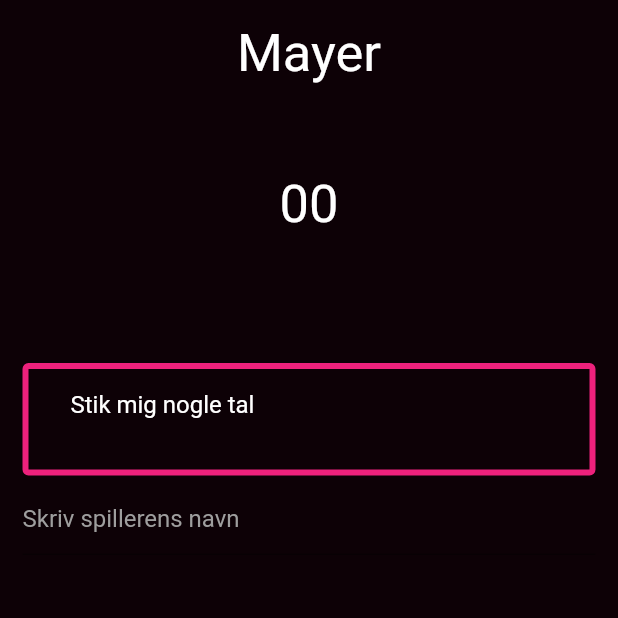
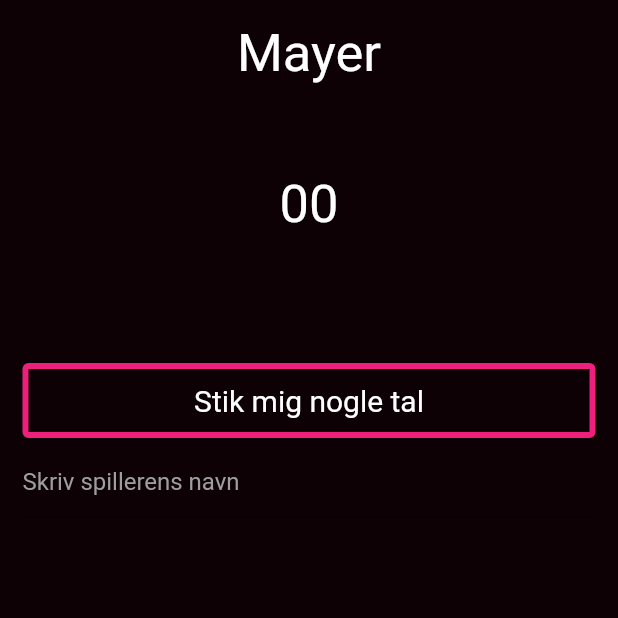
Before and after one commit to BellyMeister/druk-spil, a Flutter app: the MayerPage screen opened directly, on a phone screen of 412 x 824 dp, the top half of it. Run offline on Flutter 3.47's test engine with Material 2 defaults, Android fonts, the phone set to English and light mode, and no system bars.

Commit message:
CustomOutlinedButton due to lack of bottomText messing with UI

```diff
--- a/lib/mayer/mayer.dart
+++ b/lib/mayer/mayer.dart
@@ -1,4 +1,5 @@
 import 'dart:math';
+import 'package:druk_spil/components/outlined_button.dart';
 import 'package:flutter/material.dart';
 
 class MayerPage extends StatefulWidget {
@@ -21,7 +22,7 @@ class _MayerPageState extends State<MayerPage> {
     switch (state) {
       case States.initial:
         buttons = [
-          _mayerOutlinedButton(topText: "Stik mig nogle tal", onPressed: () {
+          CustomOutlinedButton(text: "Stik mig nogle tal", onPressed: () {
             rollDice();
             setState(() {
               output = "00";
```
